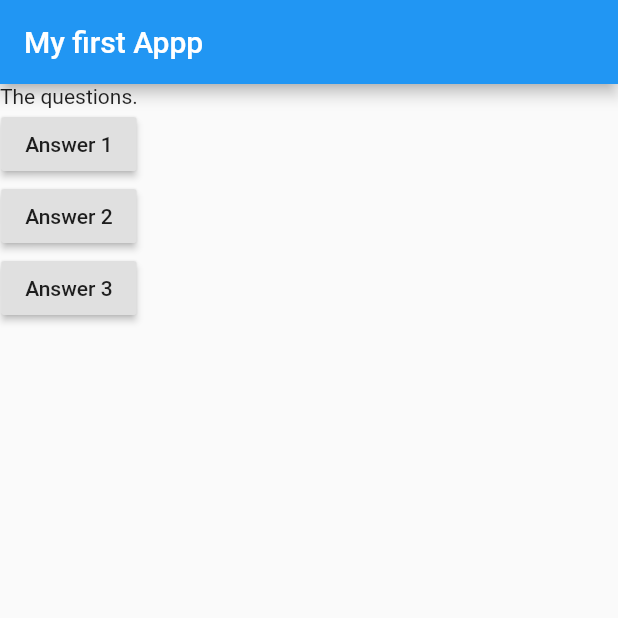
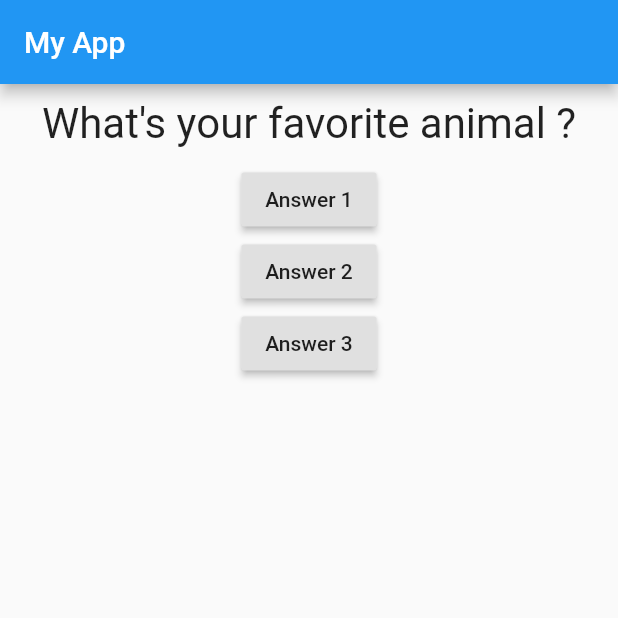
Before and after one commit to keshawkk/Flutter_First_App, a Flutter app: the screen it shows after launch, after a tap on "Answer 1", on a phone screen of 412 x 824 dp, the top half of it. Run offline on Flutter 3.47's test engine with Material 2 defaults, Android fonts, the phone set to English and light mode, and no system bars.

```diff
--- a/lib/main.dart
+++ b/lib/main.dart
@@ -1,10 +1,26 @@
 import 'package:flutter/material.dart';
+
+import './question.dart';
 
 void main() => runApp(MyApp());
 
-class MyApp extends StatelessWidget {
-  void answerQuestion() {
+class MyApp extends StatefulWidget {
+  @override
+  State<StatefulWidget> createState() {
+    return _MyAppState();
+  }
+}
+
+class _MyAppState extends State<MyApp> {
+  var _questionIndex = 0;
+
+  void _answerQuestion() {
+    setState(() {
+      _questionIndex += 1;
+    });
+
     print('Answer chosen!');
+    print(_questionIndex);
   }
 
   @override
@@ -17,15 +33,15 @@ class MyApp extends StatelessWidget {
     return MaterialApp(
       home: Scaffold(
           appBar: AppBar(
-            title: Text('My first Appp'),
+            title: Text('My App'),
           ),
           body: Column(children: [
-            Text('The questions.'),
-            RaisedButton(child: Text('Answer 1'), onPressed: answerQuestion),
+            Question(questions[_questionIndex]),
+            RaisedButton(child: Text('Answer 1'), onPressed: _answerQuestion),
             RaisedButton(
                 child: Text('Answer 2'),
                 onPressed: () => {print('Answer 2 is chosen.')}),
-            RaisedButton(child: Text('Answer 3'), onPressed: answerQuestion),
+            RaisedButton(child: Text('Answer 3'), onPressed: _answerQuestion),
           ])),
     );
   }
--- /dev/null
+++ b/lib/question.dart
@@ -0,0 +1,20 @@
+import 'package:flutter/material.dart';
+
+class Question extends StatelessWidget {
+  final String questionText;
+
+  Question(this.questionText);
+
+  @override
+  Widget build(BuildContext context) {
+    return Container(
+      width: double.infinity,
+      margin: EdgeInsets.all(10),
+      child: Text(
+        questionText,
+        style: TextStyle(fontSize: 28),
+        textAlign: TextAlign.center,
+      ),
+    );
+  }
+}
```
